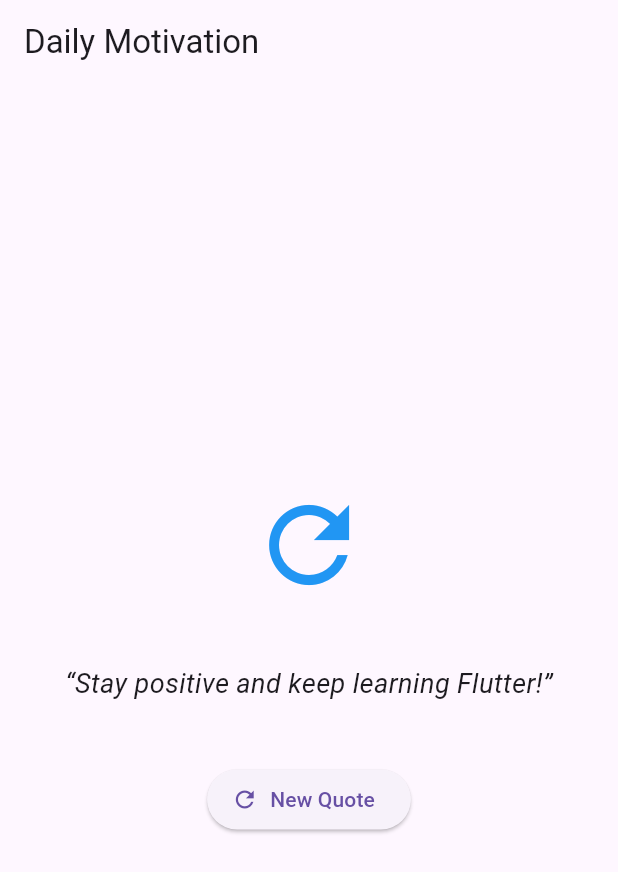
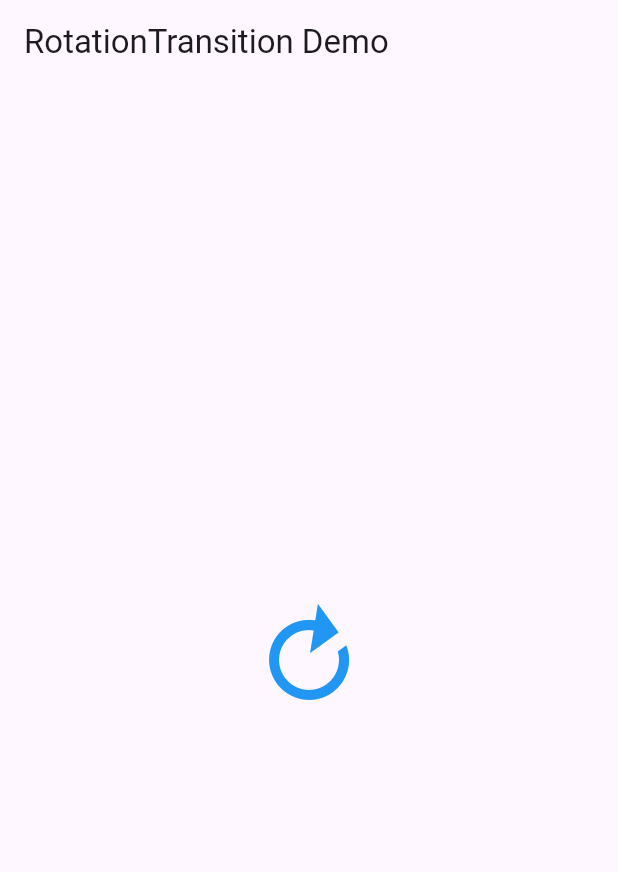
Before and after one commit to Muen1/rotation_transition_demo, a Flutter app: the screen it shows after launch, on a phone screen of 412 x 824 dp. Shown: the top 872 px of the screen. Run offline on Flutter 3.47's test engine with Material 3 defaults, Android fonts, the phone set to English and light mode, and no system bars.

Commit message:
rotation transition demo

```diff
--- a/lib/main.dart
+++ b/lib/main.dart
@@ -1,38 +1,25 @@
 import 'package:flutter/material.dart';
-import 'dart:math';
 
-void main() {
-  runApp(const RefreshQuoteApp());
+void main() => runApp(const RotationDemo());
+
+class RotationDemo extends StatefulWidget {
+  const RotationDemo({super.key});
+
+  @override
+  State<RotationDemo> createState() => _RotationDemoState();
 }
 
-class RefreshQuoteApp extends StatefulWidget {
-  const RefreshQuoteApp({super.key});
-
-  @override
-  State<RefreshQuoteApp> createState() => _RefreshQuoteAppState();
-}
-
-class _RefreshQuoteAppState extends State<RefreshQuoteApp>
+class _RotationDemoState extends State<RotationDemo>
     with SingleTickerProviderStateMixin {
-  late AnimationController _controller;
-  bool _isRefreshing = false;
-  String _quote = "“Stay positive and keep learning Flutter!”";
-
-  final List<String> _quotes = [
-    "“Believe you can and you’re halfway there.”",
-    "“Code. Debug. Repeat.”",
-    "“Don’t watch the clock; do what it does — keep going.”",
-    "“Every bug is an opportunity to learn.”",
-    "“Stay positive and keep learning Flutter!”",
-  ];
+  late final AnimationController _controller;
 
   @override
   void initState() {
     super.initState();
-    _controller = AnimationController(
-      vsync: this,
-      duration: const Duration(seconds: 2),
-    );
+    // Controls how long one full rotation takes
+    _controller =
+        AnimationController(vsync: this, duration: const Duration(seconds: 2))
+          ..repeat(); // Spins continuously
   }
 
   @override
@@ -41,59 +28,21 @@ class _RefreshQuoteAppState extends State<RefreshQuoteApp>
     super.dispose();
   }
 
-  void _refreshQuote() {
-    if (_isRefreshing) return;
-    setState(() => _isRefreshing = true);
-    _controller.repeat();
-
-    // Simulate loading new data (e.g., from an API)
-    Future.delayed(const Duration(seconds: 3), () {
-      _controller.stop();
-      setState(() {
-        _isRefreshing = false;
-        _quote = _quotes[Random().nextInt(_quotes.length)];
-      });
-
-      ScaffoldMessenger.of(context).showSnackBar(
-        const SnackBar(content: Text('Quote refreshed successfully!')),
-      );
-    });
-  }
-
   @override
   Widget build(BuildContext context) {
     return MaterialApp(
-      title: 'RotationTransition Demo',
       home: Scaffold(
-        appBar: AppBar(title: const Text('Daily Motivation')),
+        appBar: AppBar(title: const Text('RotationTransition Demo')),
         body: Center(
-          child: Padding(
-            padding: const EdgeInsets.all(24.0),
-            child: Column(
-              mainAxisAlignment: MainAxisAlignment.center,
-              children: [
-                RotationTransition(
-                  turns: _controller,
-                  alignment: Alignment.center,
-                  child: const Icon(Icons.refresh, size: 80, color: Colors.blue),
-                ),
-                const SizedBox(height: 40),
-                Text(
-                  _quote,
-                  textAlign: TextAlign.center,
-                  style: const TextStyle(
-                    fontSize: 18,
-                    fontStyle: FontStyle.italic,
-                  ),
-                ),
-                const SizedBox(height: 40),
-                ElevatedButton.icon(
-                  onPressed: _refreshQuote,
-                  icon: const Icon(Icons.refresh),
-                  label: Text(_isRefreshing ? 'Refreshing...' : 'New Quote'),
-                ),
-              ],
-            ),
+          child: RotationTransition(
+            // 1️⃣ controls how much the widget rotates
+            turns: _controller,
+
+            // 2️⃣ decides the point around which rotation happens
+            alignment: Alignment.center,
+
+            // 3️⃣ the widget being rotated
+            child: const Icon(Icons.refresh, size: 80, color: Colors.blue),
           ),
         ),
       ),
```
Also changed, not shown: 1 other file.
